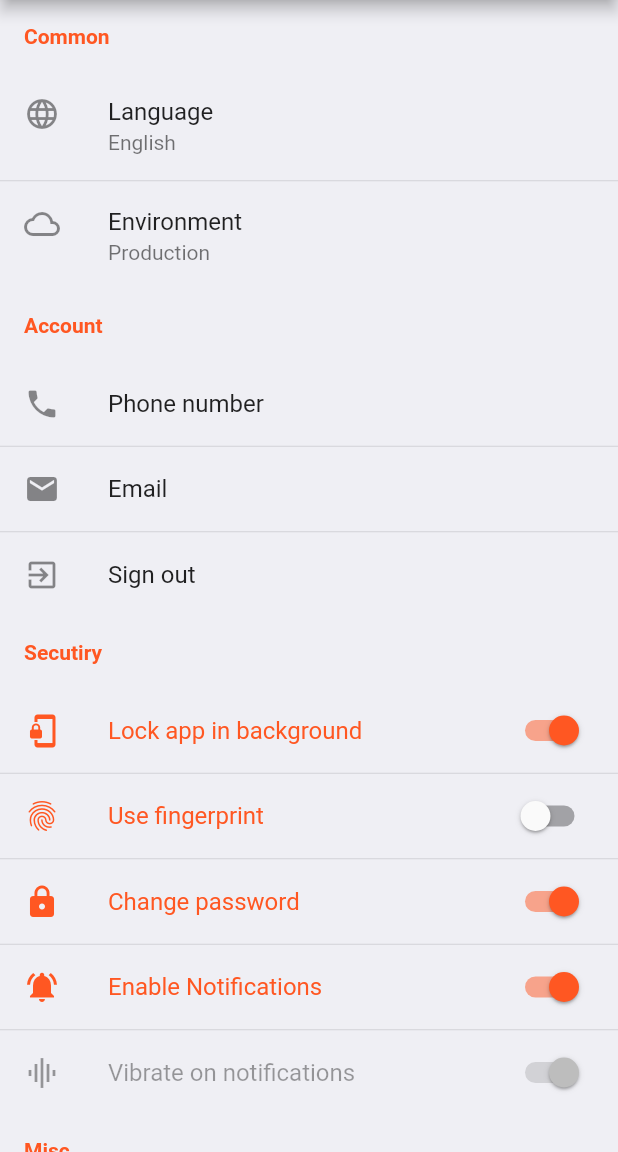
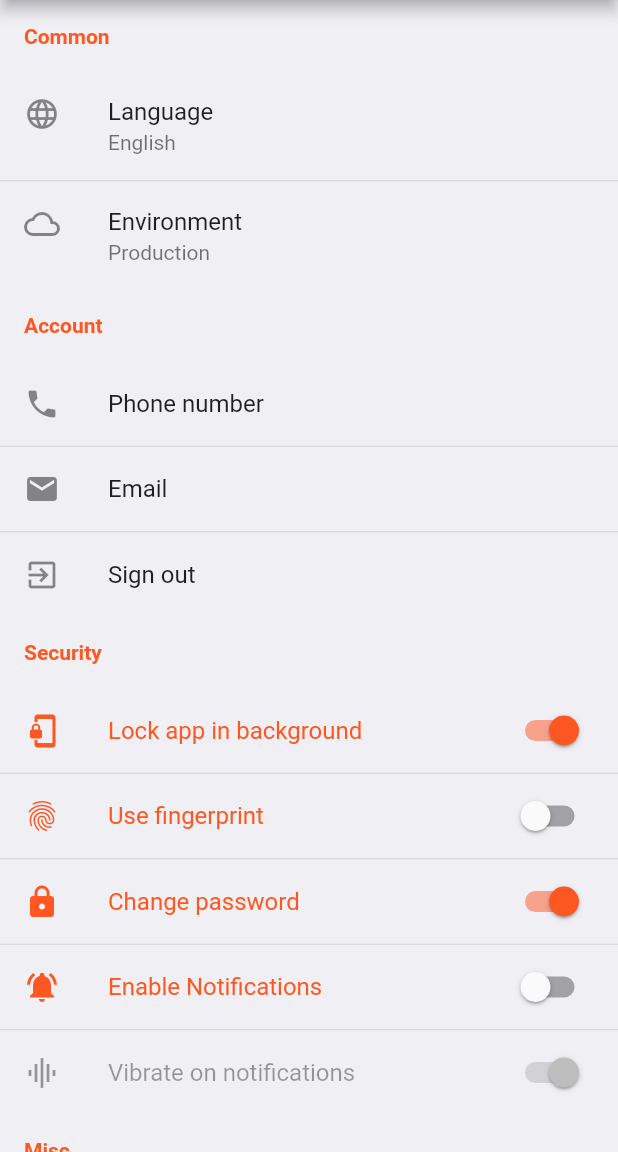
Before and after one commit to yako-dev/flutter-settings-ui, a Flutter app: the screen it shows after launch, after a tap on "Enable Notifications", on a phone screen of 412 x 824 dp, the part 84-1236 px from its top. Run offline on Flutter 3.47's test engine with Material 2 defaults, Android fonts, the phone set to English and light mode, and no system bars.

Commit message:
Fixed enabled not working on iOS

```diff
--- a/example/lib/screens/settings_screen.dart
+++ b/example/lib/screens/settings_screen.dart
@@ -45,7 +45,7 @@ class _SettingsScreenState extends State<SettingsScreen> {
             ],
           ),
           SettingsSection(
-            title: 'Secutiry',
+            title: 'Security',
             tiles: [
               SettingsTile.switchTile(
                 title: 'Lock app in background',
@@ -74,14 +74,13 @@ class _SettingsScreenState extends State<SettingsScreen> {
                 title: 'Enable Notifications',
                 enabled: true,
                 leading: Icon(Icons.notifications_active),
-                switchValue: true,
+                switchValue: notificationsEnabled,
                 onToggle: (bool value) {
                   setState(() {
                     notificationsEnabled = value;
                   });
                 },
               ),
-              // Change this icon before committing.
               SettingsTile.switchTile(
                 title: 'Vibrate on notifications',
                 enabled: notificationsEnabled,
--- a/lib/src/cupertino_settings_item.dart
+++ b/lib/src/cupertino_settings_item.dart
@@ -229,13 +229,13 @@ class CupertinoSettingsItemState extends State<CupertinoSettingsItem> {
       if (pressed) {
         return iosPressedTileColorLight;
       } else {
-        return Colors.white;
+        return widget.enabled ? Colors.white : CupertinoColors.lightBackgroundGray;
       }
     } else {
       if (pressed) {
         return iosPressedTileColorDark;
       } else {
-        return iosTileDarkColor;
+        return widget.enabled ? iosTileDarkColor : CupertinoColors.darkBackgroundGray;
       }
     }
   }
--- a/lib/src/settings_tile.dart
+++ b/lib/src/settings_tile.dart
@@ -56,6 +56,7 @@ class SettingsTile extends StatelessWidget {
   Widget iosTile() {
     if (_tileType == _SettingsTileType.switchTile) {
       return CupertinoSettingsItem(
+        enabled: enabled,
         type: SettingsItemType.toggle,
         label: title,
         leading: leading,
@@ -64,6 +65,7 @@ class SettingsTile extends StatelessWidget {
       );
     } else {
       return CupertinoSettingsItem(
+        enabled: enabled,
         type: SettingsItemType.modal,
         label: title,
         value: subtitle,
```
